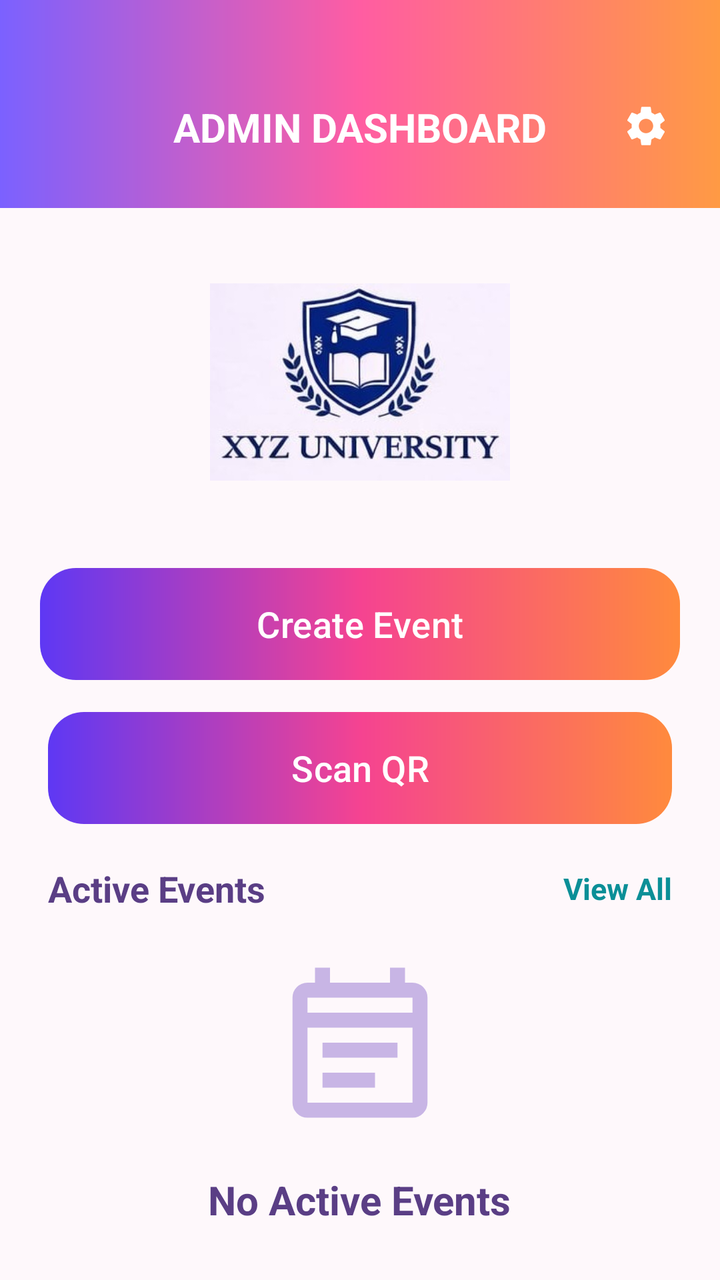
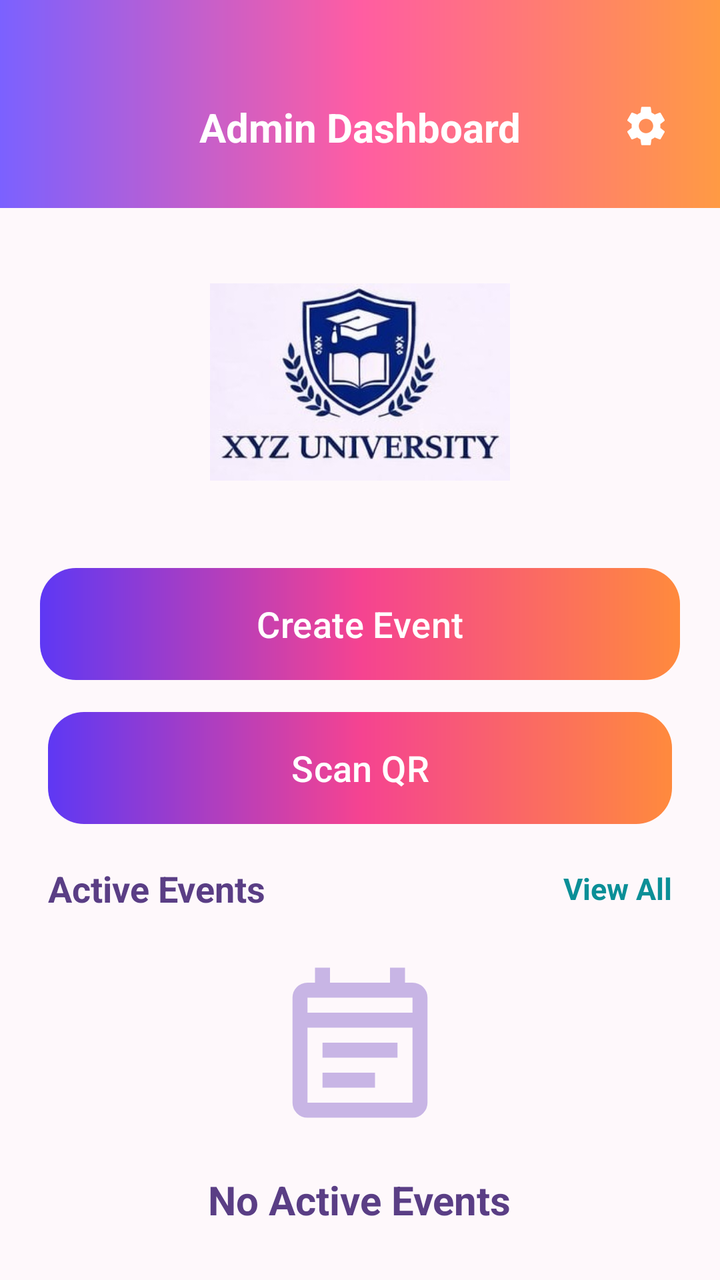

An Android layout rendered at two revisions. The XML below is the earlier revision; the diff shows what the commit changed to produce the second picture.
<!-- AndroidManifest.xml: application theme Theme.CampusEventPassSystem -->
<!-- res/layout/activity_admin_dashboard.xml -->
<?xml version="1.0" encoding="utf-8"?>
<androidx.constraintlayout.widget.ConstraintLayout
    xmlns:android="http://schemas.android.com/apk/res/android"
    xmlns:app="http://schemas.android.com/apk/res-auto"

    android:id="@+id/main"
    android:layout_width="match_parent"
    android:layout_height="match_parent"
    android:background="#FEF8FB">

    

    <View
        android:id="@+id/topGradient"
        android:layout_width="0dp"
        android:layout_height="104dp"
        android:background="@drawable/gradient_primary"
        app:layout_constraintTop_toTopOf="parent"
        app:layout_constraintStart_toStartOf="parent"
        app:layout_constraintEnd_toEndOf="parent"/>

    

    <TextView
        android:id="@+id/tvTitle"
        android:layout_width="wrap_content"
        android:layout_height="wrap_content"
        android:text="@string/admin_dashboard"
        android:textColor="@android:color/white"
        android:textStyle="bold"
        android:textSize="20sp"
        android:layout_marginTop="50dp"
        app:layout_constraintTop_toTopOf="@id/topGradient"
        app:layout_constraintStart_toStartOf="parent"
        app:layout_constraintEnd_toEndOf="parent"/>

    

    

    <ImageButton
        android:id="@+id/btnSettings"
        android:layout_width="42dp"
        android:layout_height="42dp"
        android:layout_marginTop="42dp"
        android:layout_marginEnd="16dp"
        android:background="@android:color/transparent"
        android:src="@drawable/baseline_settings_24"
        app:layout_constraintEnd_toEndOf="parent"
        app:layout_constraintTop_toTopOf="@id/topGradient"
        app:tint="@android:color/white" />

    <ImageView
        android:id="@+id/imgLogo"
        android:layout_width="150dp"
        android:layout_height="150dp"
        android:layout_marginTop="12dp"
        android:src="@drawable/uni_logo"
        app:layout_constraintTop_toBottomOf="@id/topGradient"
        app:layout_constraintStart_toStartOf="parent"
        app:layout_constraintEnd_toEndOf="parent"/>

    

    <Button
        android:id="@+id/btnCreateEvent"
        android:layout_width="0dp"
        android:layout_height="56dp"
        android:layout_marginTop="18dp"
        android:layout_marginStart="20dp"
        android:layout_marginEnd="20dp"
        android:text="@string/create_event_button"
        android:textAllCaps="false"
        android:textColor="@android:color/white"
        android:textSize="18sp"
        android:drawableStart="@drawable/ic_event"
        android:drawablePadding="12dp"
        android:background="@drawable/gradient_button"
        app:backgroundTint="@null"
        app:layout_constraintTop_toBottomOf="@id/imgLogo"
        app:layout_constraintStart_toStartOf="parent"
        app:layout_constraintEnd_toEndOf="parent"/>

    

    <Button
        android:id="@+id/btnScanQr"
        android:layout_width="0dp"
        android:layout_height="56dp"
        android:layout_marginTop="16dp"
        android:layout_marginStart="24dp"
        android:layout_marginEnd="24dp"
        android:text="@string/scan_qr"
        android:textAllCaps="false"
        android:textColor="@android:color/white"
        android:textSize="18sp"
        android:drawableStart="@drawable/baseline_qr_code_24"
        android:drawablePadding="12dp"
        android:background="@drawable/gradient_button"
        app:backgroundTint="@null"
        app:layout_constraintTop_toBottomOf="@id/btnCreateEvent"
        app:layout_constraintStart_toStartOf="parent"
        app:layout_constraintEnd_toEndOf="parent"/>

    

    <TextView
        android:id="@+id/tvActiveEventsTitle"
        android:layout_width="wrap_content"
        android:layout_height="wrap_content"
        android:layout_marginStart="24dp"
        android:layout_marginTop="20dp"
        android:text="@string/active_events"
        android:textColor="#5A3E85"
        android:textSize="18sp"
        android:textStyle="bold"
        app:layout_constraintTop_toBottomOf="@id/btnScanQr"
        app:layout_constraintStart_toStartOf="parent"/>

    

    <TextView
        android:id="@+id/tvViewAll"
        android:layout_width="wrap_content"
        android:layout_height="wrap_content"
        android:layout_marginEnd="24dp"
        android:text="@string/view_all"
        android:textColor="#0B8F97"
        android:textStyle="bold"
        android:textSize="15sp"
        app:layout_constraintTop_toTopOf="@id/tvActiveEventsTitle"
        app:layout_constraintBottom_toBottomOf="@id/tvActiveEventsTitle"
        app:layout_constraintEnd_toEndOf="parent"/>

    

    <androidx.recyclerview.widget.RecyclerView
        android:id="@+id/rvActiveEvents"
        android:layout_width="0dp"
        android:layout_height="0dp"
        android:layout_marginTop="12dp"
        android:layout_marginStart="16dp"
        android:layout_marginEnd="16dp"
        android:clipToPadding="false"
        android:paddingBottom="12dp"
        app:layout_constraintTop_toBottomOf="@id/tvActiveEventsTitle"
        app:layout_constraintBottom_toBottomOf="parent"
        app:layout_constraintStart_toStartOf="parent"
        app:layout_constraintEnd_toEndOf="parent"/>

    

    <LinearLayout
        android:id="@+id/layoutNoEvents"
        android:layout_width="0dp"
        android:layout_height="0dp"
        android:orientation="vertical"
        android:gravity="center"
        android:padding="24dp"
        app:layout_constraintTop_toBottomOf="@id/tvActiveEventsTitle"
        app:layout_constraintBottom_toBottomOf="parent"
        app:layout_constraintStart_toStartOf="parent"
        app:layout_constraintEnd_toEndOf="parent">

        <ImageView
            android:layout_width="90dp"
            android:layout_height="90dp"
            android:src="@drawable/baseline_event_note_24"
            app:tint="#C8B5E5"/>

        <TextView
            android:id="@+id/tvNoEvents"
            android:layout_width="wrap_content"
            android:layout_height="wrap_content"
            android:layout_marginTop="20dp"
            android:text="@string/no_active_events"
            android:textColor="#5A3E85"
            android:textStyle="bold"
            android:textSize="20sp"/>

        <TextView
            android:layout_width="wrap_content"
            android:layout_height="wrap_content"
            android:layout_marginTop="8dp"
            android:text="@string/create_an_event_to_get_started"
            android:textColor="#9A8FB5"
            android:textSize="15sp"/>

    </LinearLayout>


</androidx.constraintlayout.widget.ConstraintLayout>
<!-- resources referenced by this layout -->
<resources>
  <!-- drawable baseline_event_note_24 (drawable) -->
  <vector xmlns:android="http://schemas.android.com/apk/res/android" android:autoMirrored="true" android:height="24dp" android:tint="#000000" android:viewportHeight="960" android:viewportWidth="960" android:width="24dp">
        
      <path android:fillColor="@android:color/white" android:pathData="M200,880Q167,880 143.5,856.5Q120,833 120,800L120,240Q120,207 143.5,183.5Q167,160 200,160L240,160L240,80L320,80L320,160L640,160L640,80L720,80L720,160L760,160Q793,160 816.5,183.5Q840,207 840,240L840,800Q840,833 816.5,856.5Q793,880 760,880L200,880ZM200,800L760,800Q760,800 760,800Q760,800 760,800L760,400L200,400L200,800Q200,800 200,800Q200,800 200,800ZM200,320L760,320L760,240Q760,240 760,240Q760,240 760,240L200,240Q200,240 200,240Q200,240 200,240L200,320ZM200,320L200,240Q200,240 200,240Q200,240 200,240L200,240Q200,240 200,240Q200,240 200,240L200,320ZM280,560L280,480L680,480L680,560L280,560ZM280,720L280,640L560,640L560,720L280,720Z"/>
      
  </vector>
  <!-- drawable gradient_button (drawable) -->
  <shape xmlns:android="http://schemas.android.com/apk/res/android">
  
      <gradient
          android:startColor="#5E38F4"
          android:centerColor="#F54391"
          android:endColor="#FF8A3D"
          android:angle="0"
          android:elevation="5dp"/>
  
      <corners android:radius="18dp"/>
  
  
  </shape>
  <!-- drawable gradient_primary (drawable) -->
  <?xml version="1.0" encoding="utf-8"?>
  <shape xmlns:android="http://schemas.android.com/apk/res/android">
  
      <gradient
          android:startColor="@color/primary_purple"
          android:centerColor="@color/primary_pink"
          android:endColor="@color/primary_orange"
          android:angle="0"/>
  
  </shape>
  <string name="active_events">Active Events</string>
  <string name="admin_dashboard">ADMIN DASHBOARD</string>
  <string name="create_an_event_to_get_started">Create an event to get started.</string>
  <string name="create_event_button">Create Event</string>
  <string name="no_active_events">No Active Events</string>
  <string name="scan_qr">Scan QR</string>
  <string name="view_all">View All</string>
  <style name="Theme.CampusEventPassSystem" parent="Base.Theme.CampusEventPassSystem" />
  <color name="primary_purple">#7B61FF</color>
  <color name="primary_pink">#FF5DA2</color>
  <color name="primary_orange">#FF9A44</color>
  <style name="Base.Theme.CampusEventPassSystem" parent="Theme.Material3.DayNight.NoActionBar">
  
          <item name="android:statusBarColor">@color/primary_purple</item>
  
          <item name="android:navigationBarColor">@color/primary_purple</item>
  
          <item name="android:windowLightStatusBar">false</item>
  
          <item name="popupMenuStyle">@style/PopupMenuStyle</item>
  
      </style>
  <style name="PopupMenuStyle" parent="Widget.AppCompat.PopupMenu">
          <item name="android:popupBackground">@drawable/popup_bg</item>
      </style>
  <!-- drawable popup_bg (drawable) -->
  <shape xmlns:android="http://schemas.android.com/apk/res/android">
  
      <solid android:color="#FEF8FB"/>
  
      <corners android:radius="18dp"/>
  
  </shape>
  <!-- unchanged entries left out for length: 4 -->
</resources>

<!-- the commit's change to res/layout/activity_admin_dashboard.xml (unified diff, before → after) -->
@@ -36,8 +36,6 @@
 
     
 
-    
-
     <ImageButton
         android:id="@+id/btnSettings"
         android:layout_width="42dp"
@@ -49,6 +47,8 @@
         app:layout_constraintEnd_toEndOf="parent"
         app:layout_constraintTop_toTopOf="@id/topGradient"
         app:tint="@android:color/white" />
+
+    
 
     <ImageView
         android:id="@+id/imgLogo"
@@ -162,11 +162,15 @@
         app:layout_constraintStart_toStartOf="parent"
         app:layout_constraintEnd_toEndOf="parent">
 
+        
+
         <ImageView
             android:layout_width="90dp"
             android:layout_height="90dp"
             android:src="@drawable/baseline_event_note_24"
             app:tint="#C8B5E5"/>
+
+        
 
         <TextView
             android:id="@+id/tvNoEvents"
<!-- resource entries referenced after the edit -->
@@ -32,7 +32,7 @@
   
   </shape>
   <string name="active_events">Active Events</string>
-  <string name="admin_dashboard">ADMIN DASHBOARD</string>
+  <string name="admin_dashboard">Admin Dashboard</string>
   <string name="create_an_event_to_get_started">Create an event to get started.</string>
   <string name="create_event_button">Create Event</string>
   <string name="no_active_events">No Active Events</string>
